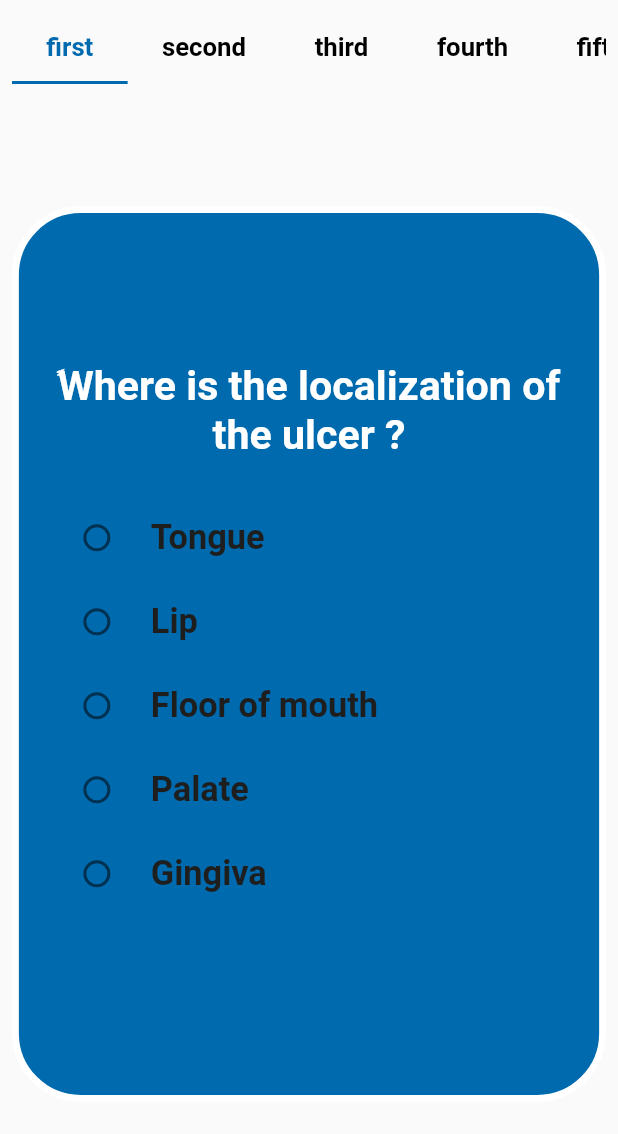
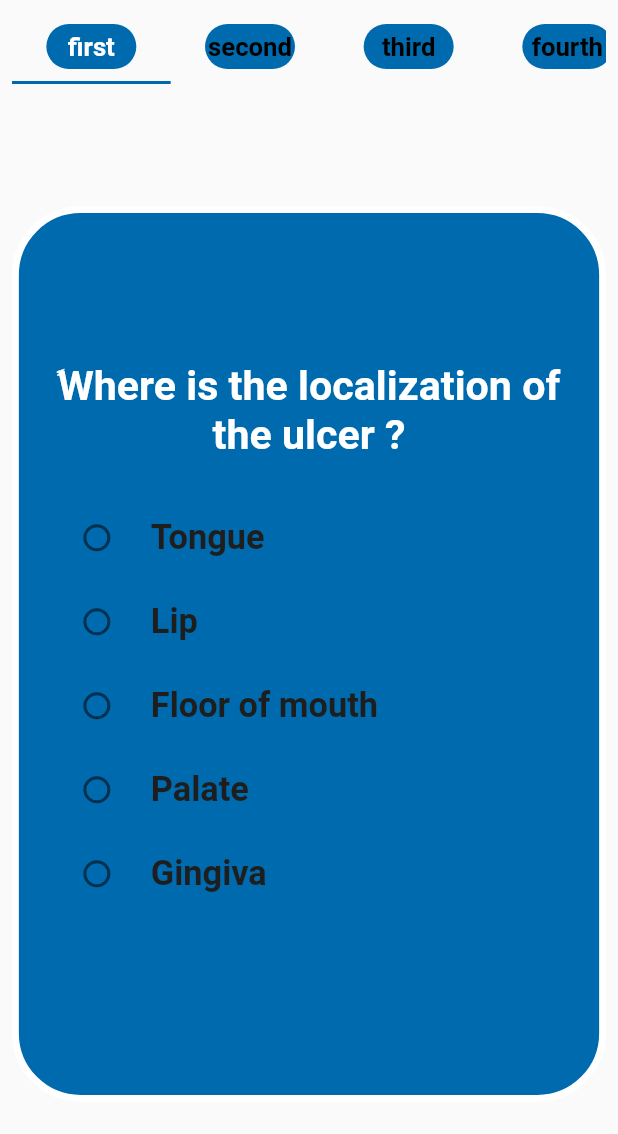
Before and after one commit to khaled365-code/oral_cancer_detection_app, a Flutter app: the QuestionsView screen opened by its route, on a phone screen of 412 x 824 dp. Shown: the top 1134 px of the screen. Run offline on Flutter 3.47's test engine with Material 2 defaults, Android fonts, the phone set to English and light mode, and no system bars; our stand-ins replace bloc, cached_network_image, curved_navigation_bar, dartz, dio, flutter_bloc and 9 more; accounts and stored records are empty.

Commit message:
make small changes on tab bar questions

```diff
--- a/lib/features/diagnosis/presentation/views/questions_view.dart
+++ b/lib/features/diagnosis/presentation/views/questions_view.dart
@@ -5,7 +5,7 @@ import 'package:graduation_project/core/localization/app_localization.dart';
 import 'package:graduation_project/core/utilis/colors.dart';
 import 'package:graduation_project/core/utilis/app_text_styles.dart';
 import 'package:graduation_project/features/diagnosis/presentation/views/Radio_question_view.dart';
-import 'package:graduation_project/features/diagnosis/presentation/views/text_question_view.dart';
+import 'package:graduation_project/features/diagnosis/presentation/widgets/tab_bar_container.dart';
 class QuestionsView extends StatelessWidget {
   const QuestionsView({super.key});
   @override
@@ -22,20 +22,20 @@ class QuestionsView extends StatelessWidget {
 
                       labelStyle:AppTextStyles.font15.copyWith(fontWeight: FontWeight.bold),
                       isScrollable: true,
-                      labelColor: AppColors.primary,
+                      labelColor: AppColors.white,
                       indicatorColor: AppColors.primary,
                         unselectedLabelColor: Colors.black,
                       labelPadding:  EdgeInsetsDirectional.symmetric(horizontal: 20.w),
                       tabs:  [
-                        Tab(text: "first".tr(context),),
+                        Tab(child: TabBarContainer(text: "first".tr(context)))
                         // Tab(text: "second".tr(context),),
-                        Tab(text: "second".tr(context),),
-                        Tab(text: "third".tr(context),),
-                        Tab(text: "fourth".tr(context),),
-                        Tab(text: "fifth".tr(context),),
-                        Tab(text: "sixth".tr(context),),
-                        Tab(text: "seventh".tr(context),),
-                        Tab(text: "eighth".tr(context),),
+                       , Tab(child: TabBarContainer(text: "second".tr(context))),
+                        Tab(child: TabBarContainer(text: "third".tr(context)),),
+                        Tab(child: TabBarContainer(text:"fourth".tr(context))),
+                        Tab(child: TabBarContainer(text: "fifth".tr(context))),
+                        Tab(child: TabBarContainer(text: "sixth".tr(context))),
+                        Tab(child: TabBarContainer(text: "seventh".tr(context)),),
+                        Tab(child: TabBarContainer(text:"eighth".tr(context))),
                       ]),
                     Flexible(
                     flex: 1,
--- /dev/null
+++ b/lib/features/diagnosis/presentation/widgets/tab_bar_container.dart
@@ -0,0 +1,19 @@
+import 'package:flutter/cupertino.dart';
+import 'package:graduation_project/core/localization/app_localization.dart';
+import '../../../../core/utilis/colors.dart';
+
+class TabBarContainer extends StatelessWidget {
+  const TabBarContainer({super.key,required this.text});
+   final String text;
+  @override
+  Widget build(BuildContext context) {
+    return  Container(
+      height: 30,
+      width: 60,
+      decoration: BoxDecoration(
+          borderRadius: BorderRadius.circular(16),
+          color:AppColors.primary,shape: BoxShape.rectangle),
+      child: Center(child: Text(text.tr(context))),
+    );
+  }
+}
```
